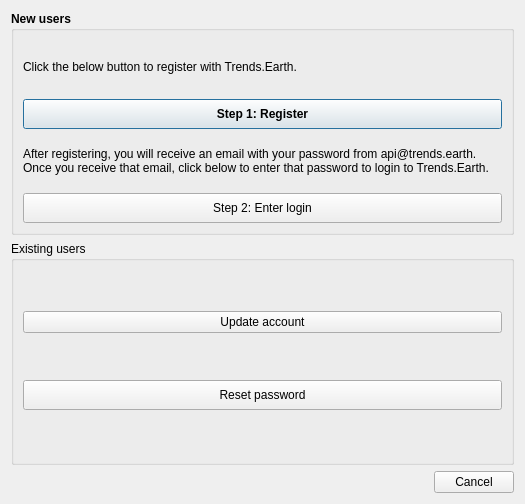
ConservationInternational/trends.earth, file LDMP/gui/DlgSettings.ui: the form before one commit.
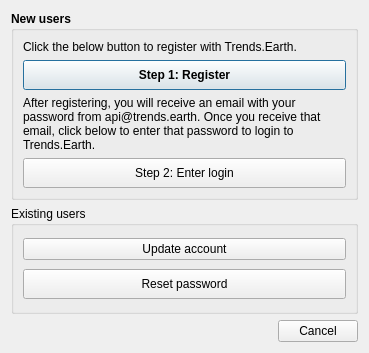
The form after the commit.

Diff of the .ui file:
```diff
--- a/LDMP/gui/DlgSettings.ui
+++ b/LDMP/gui/DlgSettings.ui
@@ -9,8 +9,8 @@
    <rect>
     <x>0</x>
     <y>0</y>
-    <width>525</width>
-    <height>504</height>
+    <width>369</width>
+    <height>353</height>
    </rect>
   </property>
   <property name="sizePolicy">
```
